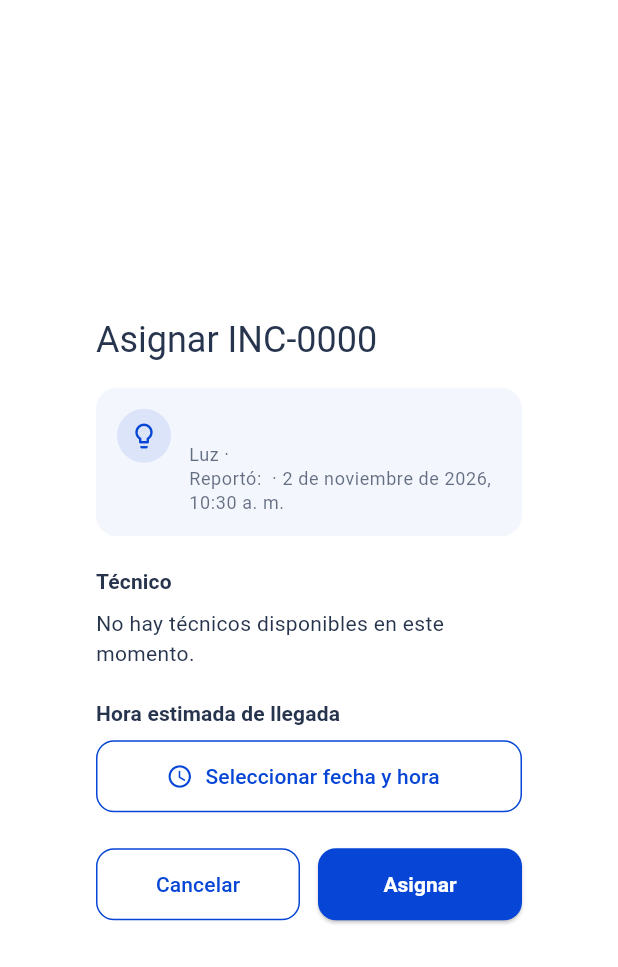
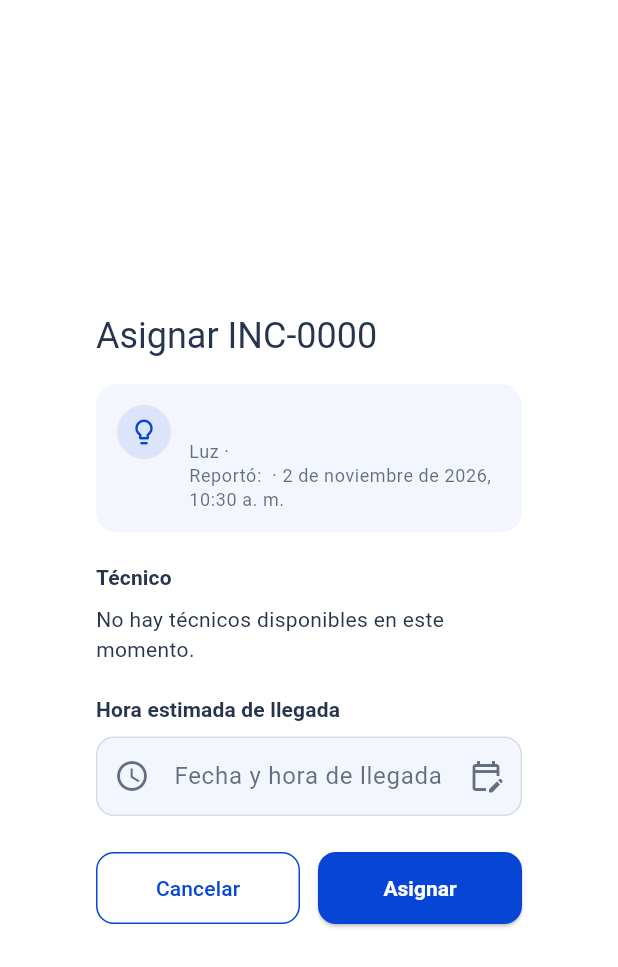
Before and after one commit to ShadowFirmware/FIXO, a Flutter app: the AssignIncidentDialog widget shown alone on an empty page, opened directly with empty values, on a phone screen of 412 x 824 dp. Shown: the top 967 px of the screen. Run offline on Flutter 3.47's test engine with Material 3 defaults, Android fonts, the phone set to English and light mode, and no system bars; our stand-ins replace cloud_firestore, firebase_auth, firebase_core, image_picker, video_player; accounts and stored records are empty.

Commit message:
feat(T-4.9.3): implementar el selector de hora estimada
Campo de fecha y hora con los selectores del sistema; avisa en cuanto
se elige una hora que ya pasó.

Co-Authored-By: Claude Opus 5.5 <noreply@anthropic.com>

```diff
--- a/lib/features/admin/presentation/providers/pending_incidents_view_model.dart
+++ b/lib/features/admin/presentation/providers/pending_incidents_view_model.dart
@@ -97,6 +97,14 @@ class PendingIncidentsViewModel extends ChangeNotifier {
     DateTime? now,
   }) {
     if (technicianId == null) return 'Selecciona un técnico';
+    return validateEstimatedTime(estimatedTime, now: now);
+  }
+
+  /// Valida la hora estimada de llegada; devuelve el error o `null`.
+  static String? validateEstimatedTime(
+    DateTime? estimatedTime, {
+    DateTime? now,
+  }) {
     if (estimatedTime == null) return 'Selecciona la hora estimada de llegada';
     if (estimatedTime.isBefore(now ?? DateTime.now())) {
       return 'La hora estimada no puede ser en el pasado';
--- a/lib/features/admin/presentation/widgets/assign_incident_dialog.dart
+++ b/lib/features/admin/presentation/widgets/assign_incident_dialog.dart
@@ -2,11 +2,11 @@ import 'package:flutter/material.dart';
 
 import '../../../../core/errors/incident_failure.dart';
 import '../../../../core/theme/app_colors.dart';
-import '../../../../core/utils/date_formats.dart';
 import '../../../auth/domain/entities/app_user.dart';
 import '../../../incidents/presentation/widgets/incident_type_style.dart';
 import '../../domain/entities/pending_incident.dart';
 import '../providers/pending_incidents_view_model.dart';
+import 'estimated_time_field.dart';
 import 'pending_incident_widgets.dart';
 
 /// Técnico y hora elegidos en el formulario de asignación.
@@ -81,31 +81,14 @@ class _AssignIncidentDialogState extends State<AssignIncidentDialog> {
     );
   }
 
-  Future<void> _pickTime() async {
-    final now = DateTime.now();
-    final date = await showDatePicker(
-      context: context,
-      initialDate: now,
-      firstDate: DateTime(now.year, now.month, now.day),
-      lastDate: now.add(const Duration(days: 30)),
-    );
-    if (date == null || !mounted) return;
-    final time = await showTimePicker(
-      context: context,
-      initialTime: TimeOfDay.fromDateTime(now.add(const Duration(hours: 1))),
-    );
-    if (time == null) return;
-    setState(() {
-      _estimatedTime = DateTime(
-        date.year,
-        date.month,
-        date.day,
-        time.hour,
-        time.minute,
-      );
-      _error = null;
-    });
-  }
+  /// Error de la hora, que se muestra en cuanto se elige.
+  String? _timeError;
+
+  void _setTime(DateTime value) => setState(() {
+    _estimatedTime = value;
+    _timeError = PendingIncidentsViewModel.validateEstimatedTime(value);
+    _error = null;
+  });
 
   @override
   Widget build(BuildContext context) {
@@ -172,15 +155,10 @@ class _AssignIncidentDialogState extends State<AssignIncidentDialog> {
               const SizedBox(height: 20),
               Text('Hora estimada de llegada', style: _sectionStyle(textTheme)),
               const SizedBox(height: 8),
-              OutlinedButton.icon(
-                key: const Key('assign.estimatedTime'),
-                icon: const Icon(Icons.schedule_outlined),
-                label: Text(
-                  _estimatedTime == null
-                      ? 'Seleccionar fecha y hora'
-                      : DateFormats.dateTime(_estimatedTime!),
-                ),
-                onPressed: _pickTime,
+              EstimatedTimeField(
+                value: _estimatedTime,
+                errorText: _timeError,
+                onChanged: _setTime,
               ),
               if (_error != null) ...[
                 const SizedBox(height: 12),
--- /dev/null
+++ b/lib/features/admin/presentation/widgets/estimated_time_field.dart
@@ -0,0 +1,81 @@
+import 'package:flutter/material.dart';
+
+import '../../../../core/utils/date_formats.dart';
+
+/// Campo de la hora estimada de llegada (HU-4.9). La fecha y la hora se
+/// eligen con los selectores del sistema, no se escriben a mano.
+class EstimatedTimeField extends StatelessWidget {
+  const EstimatedTimeField({
+    super.key,
+    required this.value,
+    required this.onChanged,
+    this.errorText,
+  });
+
+  /// Hasta cuántos días después de hoy se puede programar la visita.
+  static const maxDaysAhead = 30;
+
+  final DateTime? value;
+  final ValueChanged<DateTime> onChanged;
+  final String? errorText;
+
+  /// Hora sugerida: dentro de una hora, redondeada al siguiente cuarto.
+  static DateTime suggestedTime(DateTime now) {
+    final inOneHour = now.add(const Duration(hours: 1));
+    final extra = (15 - inOneHour.minute % 15) % 15;
+    return DateTime(
+      inOneHour.year,
+      inOneHour.month,
+      inOneHour.day,
+      inOneHour.hour,
+      inOneHour.minute + extra,
+    );
+  }
+
+  Future<void> _pick(BuildContext context) async {
+    final now = DateTime.now();
+    final initial = value ?? suggestedTime(now);
+    final today = DateTime(now.year, now.month, now.day);
+
+    final date = await showDatePicker(
+      context: context,
+      initialDate: initial.isBefore(today) ? today : initial,
+      firstDate: today,
+      lastDate: today.add(const Duration(days: maxDaysAhead)),
+      helpText: 'Fecha de llegada',
+    );
+    if (date == null || !context.mounted) return;
+
+    final time = await showTimePicker(
+      context: context,
+      initialTime: TimeOfDay.fromDateTime(initial),
+      helpText: 'Hora de llegada',
+    );
+    if (time == null) return;
+
+    onChanged(
+      DateTime(date.year, date.month, date.day, time.hour, time.minute),
+    );
+  }
+
+  @override
+  Widget build(BuildContext context) {
+    final selected = value;
+
+    return InkWell(
+      key: const Key('assign.estimatedTime'),
+      borderRadius: BorderRadius.circular(12),
+      onTap: () => _pick(context),
+      child: InputDecorator(
+        decoration: InputDecoration(
+          labelText: 'Fecha y hora de llegada',
+          prefixIcon: const Icon(Icons.schedule_outlined),
+          suffixIcon: const Icon(Icons.edit_calendar_outlined),
+          errorText: errorText,
+        ),
+        isEmpty: selected == null,
+        child: Text(selected == null ? '' : DateFormats.dateTime(selected)),
+      ),
+    );
+  }
+}
```
